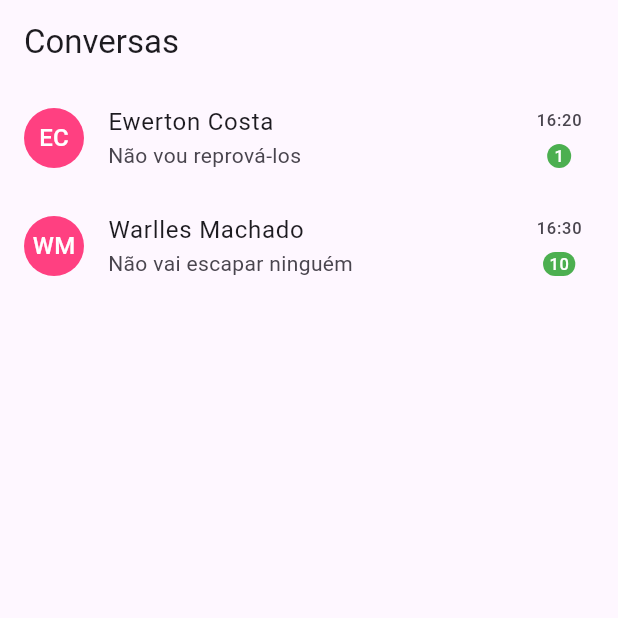
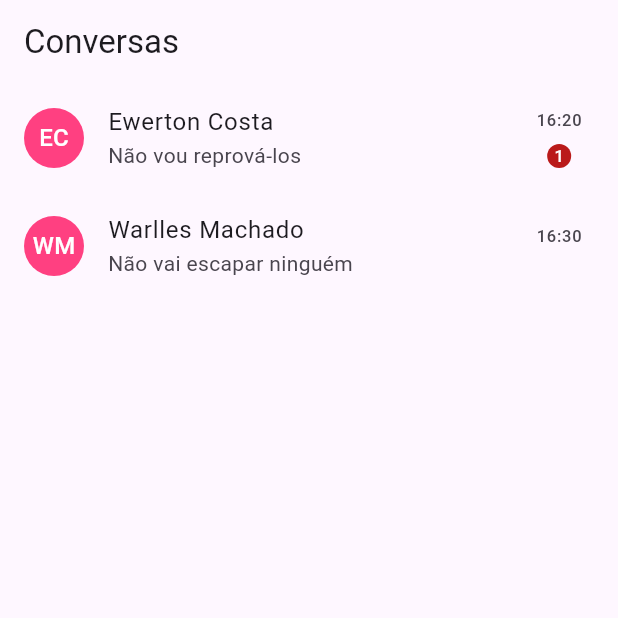
Before and after one commit to caang2025119tads0024-wq/projeto-mobile, a Flutter app: the screen it shows after launch, on a phone screen of 412 x 824 dp, the top half of it. Run offline on Flutter 3.47's test engine with Material 3 defaults, Android fonts, the phone set to English and light mode, and no system bars.

Commit message:
criação de uma nova pasta 'infra' com ouma nova classe instânciada 'ConversaRespository'

```diff
--- /dev/null
+++ b/lib/infra/conversa_respository.dart
@@ -0,0 +1,22 @@
+
+import 'package:aula_01/domain/conversa.dart';
+
+class ConversaRespository {
+  // BD
+   List<Conversa> conversas = [
+    Conversa(
+      contato: 'Ewerton Costa',
+      ultimaMsg: 'Não vou reprová-los',
+      horario: '16:20',
+      naoLidas: 1,
+      inicial: 'EC',
+      ),
+    Conversa(
+      contato: 'Warlles Machado',
+      ultimaMsg: 'Não vai escapar ninguém',
+      horario: '16:30',
+      naoLidas: 0,
+      inicial: 'WM',
+      ),
+  ];
+}
--- a/lib/pages/chat_list_page.dart
+++ b/lib/pages/chat_list_page.dart
@@ -1,23 +1,9 @@
 import 'package:aula_01/domain/conversa.dart';
+import 'package:aula_01/infra/conversa_respository.dart';
 import 'package:flutter/material.dart';
 
 class ChatListPage extends StatelessWidget {
-  List<Conversa> conversas = [
-    Conversa(
-      contato: 'Ewerton Costa',
-      ultimaMsg: 'Não vou reprová-los',
-      horario: '16:20',
-      naoLidas: 1,
-      inicial: 'EC',
-      ),
-    Conversa(
-      contato: 'Warlles Machado',
-      ultimaMsg: 'Não vai escapar ninguém',
-      horario: '16:30',
-      naoLidas: 10,
-      inicial: 'WM',
-      ),
-  ];
+  ConversaRespository repo = ConversaRespository();
   ChatListPage({super.key});
 
   @override
@@ -25,9 +11,9 @@ class ChatListPage extends StatelessWidget {
     return Scaffold(
       appBar: AppBar(title: Text('Conversas')),
       body: ListView.builder(
-        itemCount: conversas.length,
+        itemCount: repo.conversas.length,
         itemBuilder: (BuildContext context, int i) {
-          Conversa conversa = conversas[i];
+          Conversa conversa = repo.conversas[i];
           return ListTile(
             title: Text(conversa.contato),
             subtitle: Text(conversa.ultimaMsg),
@@ -40,10 +26,8 @@ class ChatListPage extends StatelessWidget {
               mainAxisAlignment: MainAxisAlignment.spaceEvenly,
               children: [
                 Text(conversa.horario),
-                Badge(
-                  label: Text('${conversa.naoLidas}'),
-                  backgroundColor: Colors.green,
-                ),
+                conversa.naoLidas > 0
+                   ? Badge(label:   Text('${conversa.naoLidas}')) :SizedBox(),
               ],
             ),
           );
```
